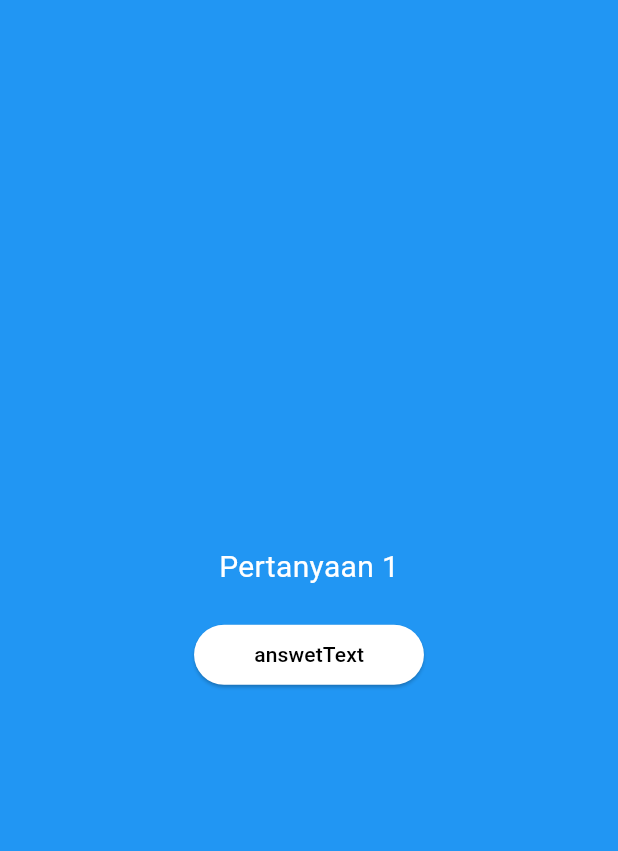
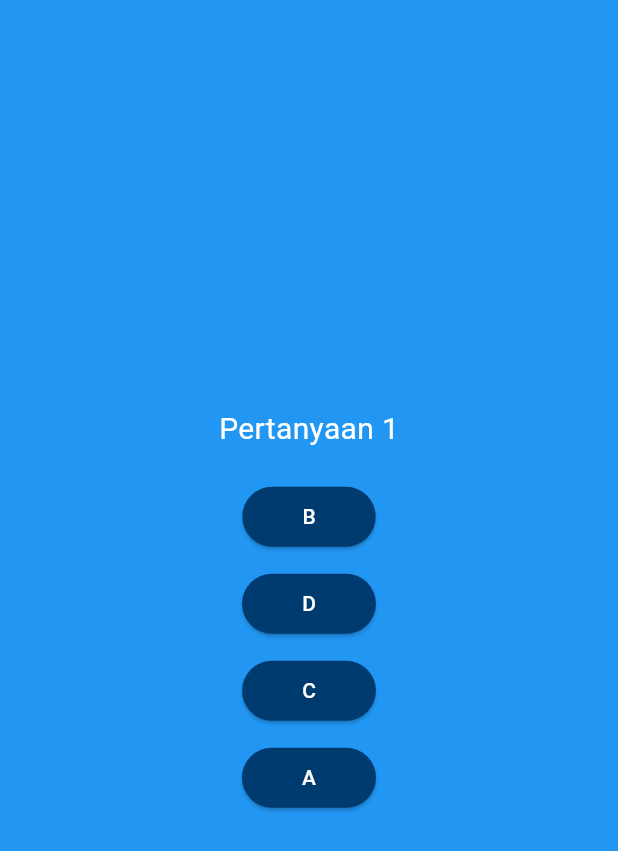
Before and after one commit to farhansyam/quis_app, a Flutter app: the screen it shows after launch, after a tap on "Mulai Quiz", on a phone screen of 412 x 824 dp. Shown: the top 851 px of the screen. Run offline on Flutter 3.47's test engine with Material 3 defaults, Android fonts, the light colour scheme and no system bars.

Commit message:
maping tombol jawaban

```diff
--- a/lib/answerButton.dart
+++ b/lib/answerButton.dart
@@ -15,15 +15,15 @@ class answetButton extends StatelessWidget {
   Widget build(BuildContext context) {
     // TODO: implement build
     return ElevatedButton(
+      onPressed: onTap,
       style: ElevatedButton.styleFrom(
         padding: EdgeInsets.symmetric(horizontal: 40, vertical: 10),
-        backgroundColor: const Color.fromARGB(255, 255, 255, 255),
-        foregroundColor: const Color.fromARGB(255, 0, 0, 0),
+        backgroundColor: const Color.fromARGB(255, 0, 59, 111),
+        foregroundColor: Colors.white,
         shape: RoundedRectangleBorder(
           borderRadius: BorderRadiusGeometry.circular(20),
         ),
       ),
-      onPressed: onTap,
       child: Text(answetText),
     );
   }
--- a/lib/model/questionModel.dart
+++ b/lib/model/questionModel.dart
@@ -4,9 +4,9 @@ class Questionmodel {
   final String question;
   final List<String> answer;
 
-  List<String> getShuffeledList() {
-    final shuffeledQuestion = List.of(answer);
-    shuffeledQuestion.shuffle();
-    return shuffeledQuestion;
+  List<String> getShuffeledAnswer() {
+    final shuffeledanswer = List.of(answer);
+    shuffeledanswer.shuffle();
+    return shuffeledanswer;
   }
 }
--- a/lib/quizQuestion.dart
+++ b/lib/quizQuestion.dart
@@ -16,7 +16,10 @@ class _quizQuestionState extends State<quizQuestion> {
   @override
   Widget build(BuildContext context) {
     final currentQuestion = questions[0];
-    return Center(
+    return SizedBox(
+      width: double.infinity,
+      child: Container(
+        margin: EdgeInsets.all(40),
         child: Column(
           mainAxisAlignment: MainAxisAlignment.center,
           children: [
@@ -25,8 +28,16 @@ class _quizQuestionState extends State<quizQuestion> {
               style: TextStyle(fontSize: 20, color: Colors.white),
             ),
             SizedBox(height: 20),
-          answetButton(answetText: 'answetText', onTap: () {}),
+            ...currentQuestion.getShuffeledAnswer().map((shuffeledanswer) {
+              return Column(
+                children: [
+                  answetButton(answetText: shuffeledanswer, onTap: () {}),
+                  const SizedBox(height: 10),
                 ],
+              );
+            }),
+          ],
+        ),
       ),
     );
     ;
--- a/lib/startScreen.dart
+++ b/lib/startScreen.dart
@@ -19,7 +19,15 @@ class startScreen extends StatelessWidget {
             style: TextStyle(fontSize: 20, color: Colors.white),
           ),
           SizedBox(height: 20),
-          ElevatedButton(onPressed: switchScreen, child: Text('Mulai Quiz')),
+          OutlinedButton.icon(
+            onPressed: switchScreen,
+            label: Text('Mulai Quiz'),
+            icon: Icon(Icons.arrow_circle_right_outlined),
+            style: OutlinedButton.styleFrom(
+              backgroundColor: Colors.white,
+              foregroundColor: Colors.blue,
+            ),
+          ),
         ],
       ),
     );
```
Lines whose indentation alone changed are shown as unchanged.
